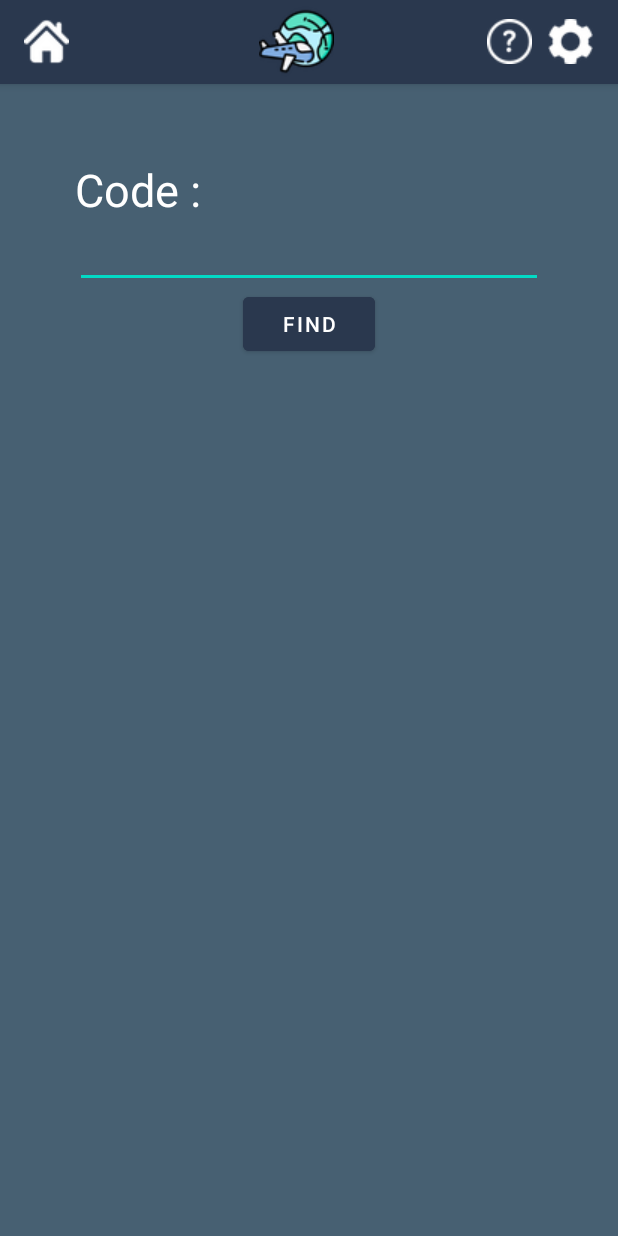
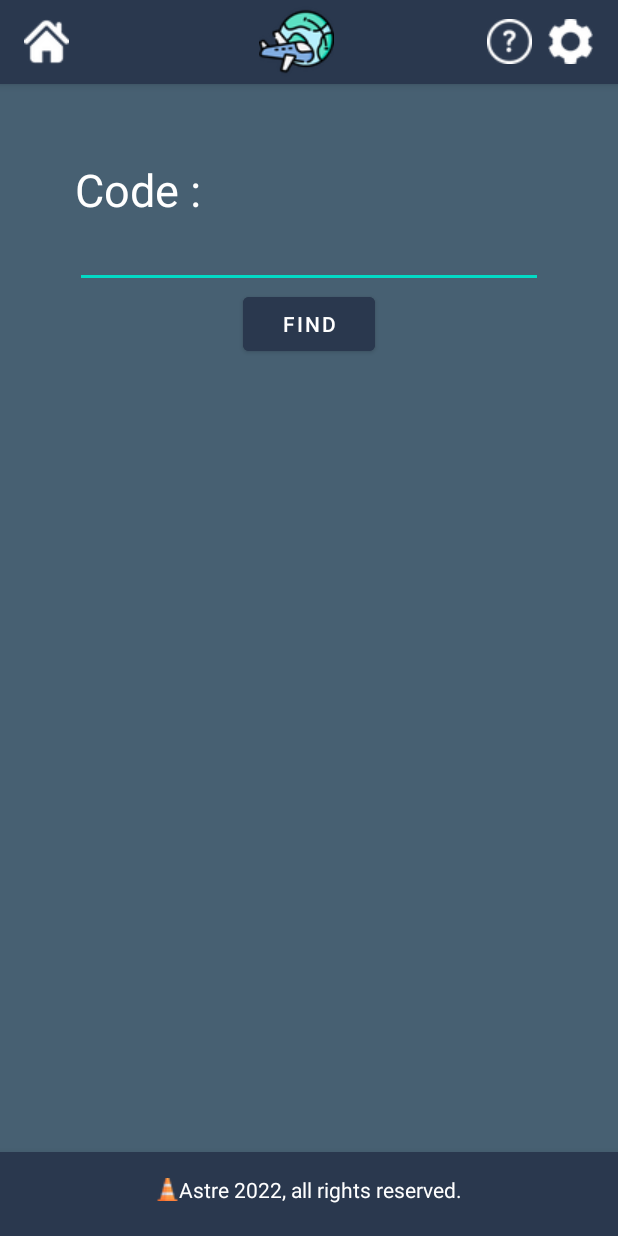
Before and after one commit to mehdi-nait/METAR-TAF-Android-App, an Android app: the screen it shows after launch (MainActivity), on a phone screen of 412 x 824 dp. Run offline under Robolectric (Android 15) with nearby library versions, the phone set to English and light mode, and no system bars.

```diff
--- a/app/src/main/java/com/example/metar_taf/MainActivity2.java
+++ b/app/src/main/java/com/example/metar_taf/MainActivity2.java
@@ -5,6 +5,7 @@ import androidx.appcompat.app.AppCompatActivity;
 import androidx.core.content.ContextCompat;
 
 import android.content.Context;
+import android.content.Intent;
 import android.graphics.Color;
 import android.graphics.drawable.ColorDrawable;
 import android.os.Bundle;
--- a/app/src/main/res/layout/activity_main.xml
+++ b/app/src/main/res/layout/activity_main.xml
@@ -18,38 +18,66 @@
             android:layout_width="match_parent"
             android:layout_height="match_parent"
             android:orientation="vertical">
+
             <TextView
+                android:id="@+id/txt_activite1"
                 android:layout_width="wrap_content"
                 android:layout_height="wrap_content"
                 android:text="@string/code_text"
-                android:id="@+id/txt_activite1"
-                android:textSize="30dp"
-                android:textColor="@color/text_color">
+                android:textColor="@color/text_color"
+                android:textSize="30dp">
 
             </TextView>
 
             <EditText
+                android:id="@+id/OACI"
                 android:layout_width="match_parent"
                 android:layout_height="wrap_content"
-                android:id="@+id/OACI"
-                android:textColor="@color/text_color">
-            </EditText>
+                android:textColor="@color/text_color"></EditText>
 
             <LinearLayout
                 android:layout_width="match_parent"
                 android:layout_height="wrap_content"
                 android:gravity="center">
+
                 <Button
+                    android:id="@+id/find_button"
                     android:layout_width="wrap_content"
                     android:layout_height="wrap_content"
-                    android:id="@+id/find_button"
-                    android:text="@string/find"
+                    android:backgroundTint="@color/bar_color"
                     android:gravity="center"
-                    android:backgroundTint="@color/bar_color"></Button>
+                    android:text="@string/find"></Button>
             </LinearLayout>
 
         </LinearLayout>
 
     </FrameLayout>
+    <com.google.android.material.bottomnavigation.BottomNavigationView
+        android:layout_width="match_parent"
+        android:layout_height="wrap_content"
+        android:layout_alignParentBottom="true"
+        android:background="@color/bar_color">
 
+        <LinearLayout
+            android:layout_width="match_parent"
+            android:layout_height="wrap_content"
+            android:orientation="horizontal"
+            android:gravity="center"
+            android:layout_marginTop="15dp">
+
+            <ImageView
+                android:layout_width="wrap_content"
+                android:layout_height="match_parent"
+                android:src="@drawable/cone"
+                android:layout_gravity="center">
+
+            </ImageView>
+
+            <TextView
+                android:layout_width="wrap_content"
+                android:layout_height="match_parent"
+                android:text="Astre 2022, all rights reserved."
+                android:textColor="@color/text_color"/>
+        </LinearLayout>
+    </com.google.android.material.bottomnavigation.BottomNavigationView>
 </RelativeLayout>
--- a/app/src/main/res/layout/activity_main2.xml
+++ b/app/src/main/res/layout/activity_main2.xml
@@ -44,4 +44,6 @@
         </LinearLayout>
 
     </FrameLayout>
+
+
 </RelativeLayout>
--- a/app/src/main/res/layout/top_bar.xml
+++ b/app/src/main/res/layout/top_bar.xml
@@ -12,7 +12,6 @@
                 android:layout_width="match_parent"
                 android:layout_height="match_parent"
                 android:layout_gravity="left"
-
                 android:src="@drawable/home"
                 android:layout_column="0"/>
 
```
Also changed, not shown: app/src/main/res/drawable/cone.png (added).
